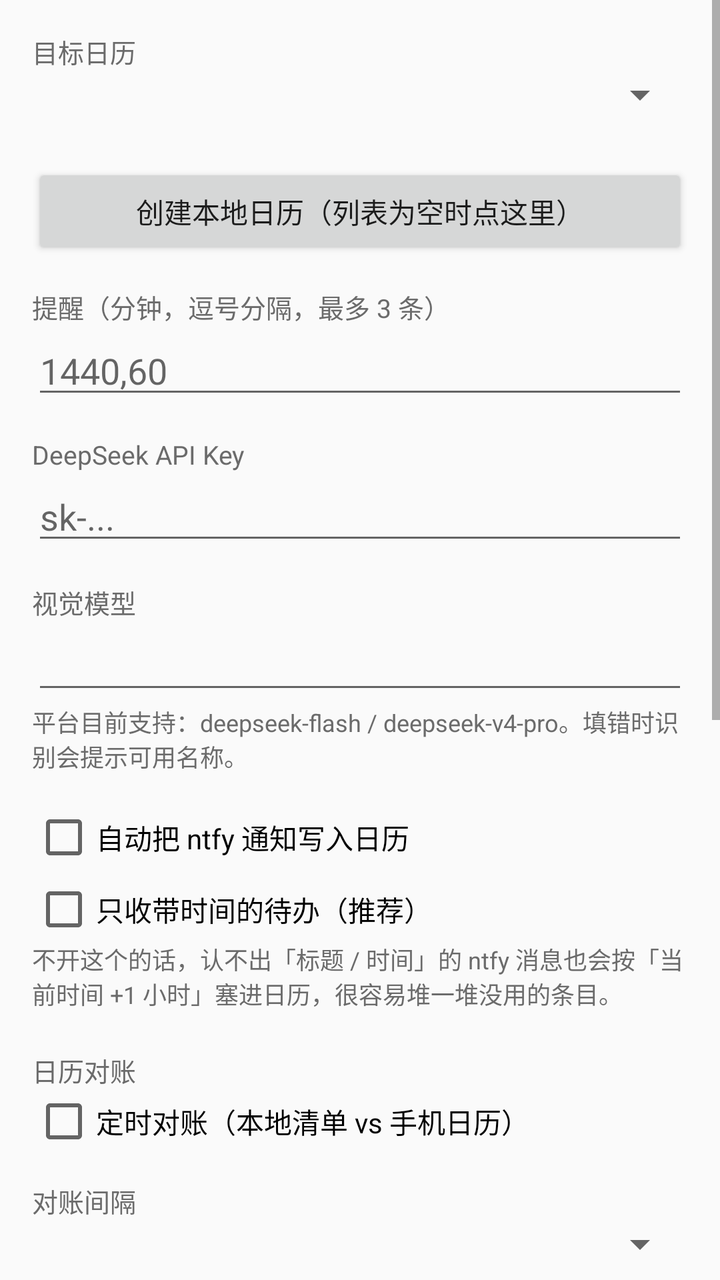
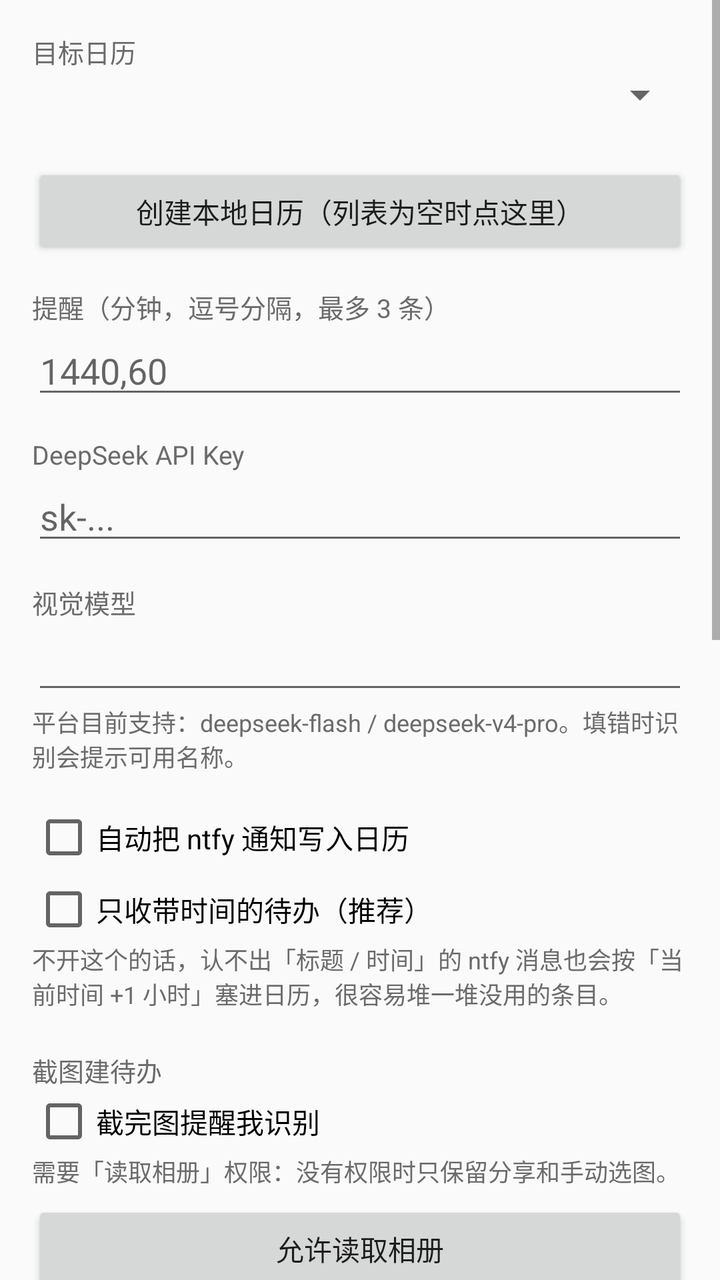

Before-and-after screenshots of an Android layout around one commit, followed by the original layout XML and the change that was made.
<!-- AndroidManifest.xml: application theme Theme.NtfyCalendar -->
<!-- res/layout/activity_settings.xml -->
<?xml version="1.0" encoding="utf-8"?>
<ScrollView xmlns:android="http://schemas.android.com/apk/res/android"
    android:layout_width="match_parent"
    android:layout_height="match_parent">

    <LinearLayout
        android:layout_width="match_parent"
        android:layout_height="wrap_content"
        android:orientation="vertical"
        android:padding="16dp">

        <TextView
            style="@style/FormLabel"
            android:layout_marginTop="0dp"
            android:text="@string/label_calendar" />

        <Spinner
            android:id="@+id/spCalendar"
            android:layout_width="match_parent"
            android:layout_height="wrap_content" />

        <TextView
            android:id="@+id/tvCalendarHint"
            android:layout_width="match_parent"
            android:layout_height="wrap_content"
            android:textSize="12sp"
            android:textColor="@color/text_secondary" />

        <Button
            android:id="@+id/btnCreateCalendar"
            android:layout_width="match_parent"
            android:layout_height="wrap_content"
            android:layout_marginTop="6dp"
            android:text="@string/btn_create_calendar" />

        <TextView
            style="@style/FormLabel"
            android:text="@string/label_remind" />

        <EditText
            android:id="@+id/etRemind"
            style="@style/FormInput"
            android:hint="1440,60"
            android:inputType="text" />

        <TextView
            style="@style/FormLabel"
            android:text="@string/label_api_key" />

        <EditText
            android:id="@+id/etApiKey"
            style="@style/FormInput"
            android:hint="sk-..."
            android:inputType="textPassword" />

        <TextView
            style="@style/FormLabel"
            android:text="@string/label_model" />

        <EditText
            android:id="@+id/etModel"
            style="@style/FormInput"
            android:inputType="text" />

        <TextView
            android:id="@+id/tvModelHint"
            android:layout_width="match_parent"
            android:layout_height="wrap_content"
            android:textSize="12sp"
            android:textColor="@color/text_secondary"
            android:text="@string/model_hint" />

        <CheckBox
            android:id="@+id/cbAutoImport"
            android:layout_width="match_parent"
            android:layout_height="wrap_content"
            android:layout_marginTop="16dp"
            android:text="@string/label_auto_import" />

        <CheckBox
            android:id="@+id/cbStrictParse"
            android:layout_width="match_parent"
            android:layout_height="wrap_content"
            android:layout_marginTop="4dp"
            android:text="@string/label_strict_parse" />

        <TextView
            android:id="@+id/tvStrictHint"
            android:layout_width="match_parent"
            android:layout_height="wrap_content"
            android:textSize="12sp"
            android:textColor="@color/text_secondary"
            android:text="@string/hint_strict_parse" />

        <TextView
            style="@style/FormLabel"
            android:layout_marginTop="20dp"
            android:text="@string/title_reconcile" />

        <CheckBox
            android:id="@+id/cbReconcile"
            android:layout_width="match_parent"
            android:layout_height="wrap_content"
            android:text="@string/label_reconcile_enabled" />

        <TextView
            style="@style/FormLabel"
            android:text="@string/label_reconcile_interval" />

        <Spinner
            android:id="@+id/spReconcileInterval"
            android:layout_width="match_parent"
            android:layout_height="wrap_content" />

        <CheckBox
            android:id="@+id/cbReconcileNotify"
            android:layout_width="match_parent"
            android:layout_height="wrap_content"
            android:text="@string/label_reconcile_notify" />

        <Button
            android:id="@+id/btnReconcileNow"
            android:layout_width="match_parent"
            android:layout_height="wrap_content"
            android:layout_marginTop="6dp"
            android:text="@string/btn_reconcile_now" />

        <Button
            android:id="@+id/btnSaveSettings"
            android:layout_width="match_parent"
            android:layout_height="wrap_content"
            android:layout_marginTop="18dp"
            android:text="@string/btn_save_settings" />

        <TextView
            style="@style/FormLabel"
            android:layout_marginTop="24dp"
            android:text="@string/title_permission" />

        <Button
            android:id="@+id/btnNotifAccess"
            android:layout_width="match_parent"
            android:layout_height="wrap_content"
            android:layout_marginTop="8dp"
            android:text="@string/perm_notification" />

        <Button
            android:id="@+id/btnCalendarPerm"
            android:layout_width="match_parent"
            android:layout_height="wrap_content"
            android:text="@string/perm_calendar" />

        <Button
            android:id="@+id/btnAutostart"
            android:layout_width="match_parent"
            android:layout_height="wrap_content"
            android:text="@string/perm_autostart" />

        <Button
            android:id="@+id/btnBattery"
            android:layout_width="match_parent"
            android:layout_height="wrap_content"
            android:text="@string/perm_battery" />

        <Button
            android:id="@+id/btnAppDetail"
            android:layout_width="match_parent"
            android:layout_height="wrap_content"
            android:text="@string/perm_app_detail" />

        <TextView
            android:id="@+id/tvVersion"
            android:layout_width="match_parent"
            android:layout_height="wrap_content"
            android:layout_marginTop="20dp"
            android:layout_marginBottom="8dp"
            android:textSize="12sp"
            android:textColor="@color/text_secondary"
            android:gravity="center" />
    </LinearLayout>
</ScrollView>
<!-- resources referenced by this layout -->
<resources>
  <color name="text_secondary">#FF6B6B6B</color>
  <string name="btn_create_calendar">创建本地日历（列表为空时点这里）</string>
  <string name="btn_reconcile_now">立即对账一次</string>
  <string name="btn_save_settings">保存设置</string>
  <string name="hint_strict_parse">不开这个的话，认不出「标题 / 时间」的 ntfy 消息也会按「当前时间 +1 小时」塞进日历，很容易堆一堆没用的条目。</string>
  <string name="label_api_key">DeepSeek API Key</string>
  <string name="label_auto_import">自动把 ntfy 通知写入日历</string>
  <string name="label_calendar">目标日历</string>
  <string name="label_model">视觉模型</string>
  <string name="label_reconcile_enabled">定时对账（本地清单 vs 手机日历）</string>
  <string name="label_reconcile_interval">对账间隔</string>
  <string name="label_reconcile_notify">有差异时发通知</string>
  <string name="label_remind">提醒（分钟，逗号分隔，最多 3 条）</string>
  <string name="label_strict_parse">只收带时间的待办（推荐）</string>
  <string name="model_hint">平台目前支持：deepseek-flash / deepseek-v4-pro。填错时识别会提示可用名称。</string>
  <string name="perm_app_detail">应用详情页</string>
  <string name="perm_autostart">自启动管理（realme）</string>
  <string name="perm_battery">电池 / 后台耗电白名单</string>
  <string name="perm_calendar">日历读写权限</string>
  <string name="perm_notification">通知使用权（读取 ntfy 通知）</string>
  <string name="title_permission">权限与后台设置</string>
  <string name="title_reconcile">日历对账</string>
  <style name="FormInput">
          <item name="android:layout_width">match_parent</item>
          <item name="android:layout_height">wrap_content</item>
      </style>
  <style name="FormLabel">
          <item name="android:layout_width">match_parent</item>
          <item name="android:layout_height">wrap_content</item>
          <item name="android:layout_marginTop">14dp</item>
          <item name="android:textSize">13sp</item>
          <item name="android:textColor">@color/text_secondary</item>
      </style>
  <style name="Theme.NtfyCalendar" parent="Theme.AppCompat.DayNight.DarkActionBar">
          <item name="colorPrimary">@color/primary</item>
          <item name="colorPrimaryDark">@color/primary_dark</item>
          <item name="colorAccent">@color/accent</item>
          <item name="android:windowBackground">?android:attr/colorBackground</item>
      </style>
  <color name="primary">#FF156B5A</color>
  <color name="primary_dark">#FF0E4B3F</color>
  <color name="accent">#FFEF8F32</color>
</resources>

<!-- the commit's change to res/layout/activity_settings.xml (unified diff, before → after) -->
@@ -95,6 +95,32 @@
         <TextView
             style="@style/FormLabel"
             android:layout_marginTop="20dp"
+            android:text="@string/btn_shot_big" />
+
+        <CheckBox
+            android:id="@+id/cbShotWatch"
+            android:layout_width="match_parent"
+            android:layout_height="wrap_content"
+            android:text="@string/shot_watch_label" />
+
+        <TextView
+            android:id="@+id/tvShotWatchHint"
+            android:layout_width="match_parent"
+            android:layout_height="wrap_content"
+            android:textSize="12sp"
+            android:textColor="@color/text_secondary"
+            android:text="@string/shot_watch_hint" />
+
+        <Button
+            android:id="@+id/btnMediaPerm"
+            android:layout_width="match_parent"
+            android:layout_height="wrap_content"
+            android:layout_marginTop="6dp"
+            android:text="@string/btn_grant_media" />
+
+        <TextView
+            style="@style/FormLabel"
+            android:layout_marginTop="20dp"
             android:text="@string/title_reconcile" />
 
         <CheckBox
<!-- resource entries referenced after the edit -->
@@ -2,8 +2,10 @@
 <resources>
   <color name="text_secondary">#FF6B6B6B</color>
   <string name="btn_create_calendar">创建本地日历（列表为空时点这里）</string>
+  <string name="btn_grant_media">允许读取相册</string>
   <string name="btn_reconcile_now">立即对账一次</string>
   <string name="btn_save_settings">保存设置</string>
+  <string name="btn_shot_big">截图建待办</string>
   <string name="hint_strict_parse">不开这个的话，认不出「标题 / 时间」的 ntfy 消息也会按「当前时间 +1 小时」塞进日历，很容易堆一堆没用的条目。</string>
   <string name="label_api_key">DeepSeek API Key</string>
   <string name="label_auto_import">自动把 ntfy 通知写入日历</string>
@@ -20,6 +22,8 @@
   <string name="perm_battery">电池 / 后台耗电白名单</string>
   <string name="perm_calendar">日历读写权限</string>
   <string name="perm_notification">通知使用权（读取 ntfy 通知）</string>
+  <string name="shot_watch_hint">需要「读取相册」权限：没有权限时只保留分享和手动选图。</string>
+  <string name="shot_watch_label">截完图提醒我识别</string>
   <string name="title_permission">权限与后台设置</string>
   <string name="title_reconcile">日历对账</string>
   <style name="FormInput">
